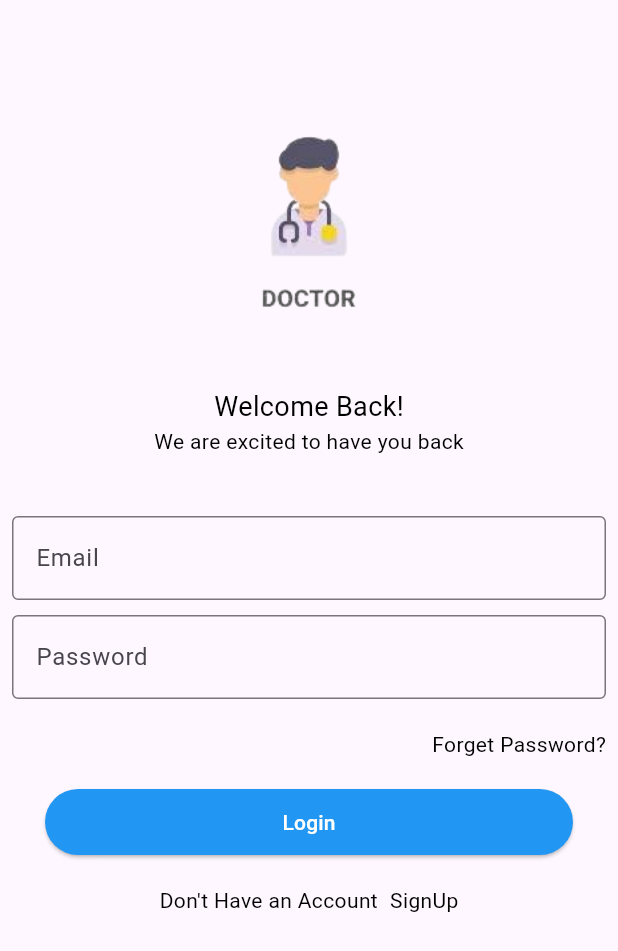
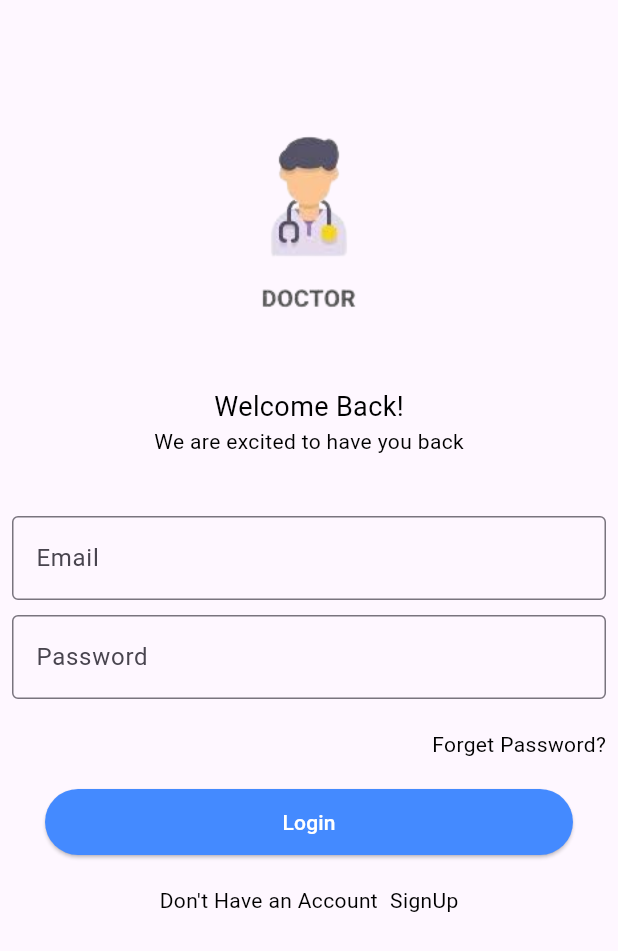
Before and after one commit to Tehreem-Rizwan/Doctors-application., a Flutter app: the screen it shows after launch, on a phone screen of 412 x 824 dp. Shown: the top 951 px of the screen. Run offline on Flutter 3.47's test engine with Material 3 defaults, Android fonts, the phone set to English and light mode, and no system bars; our stand-ins replace get, velocity_x; Roboto replaces fonts that are missing (Nunito-Bold, Nunito-Regular).

Commit message:
Change the color

```diff
--- a/lib/res/components/custom_button.dart
+++ b/lib/res/components/custom_button.dart
@@ -14,7 +14,7 @@ class CustomButton extends StatelessWidget {
       height: 44,
       child: ElevatedButton(
           style: ElevatedButton.styleFrom(
-            backgroundColor: Colors.blue, // Set the button color to blue
+            backgroundColor: Colors.blueAccent, // Set the button color to blue
             shape: StadiumBorder(),
           ),
           onPressed: onTap,
```
